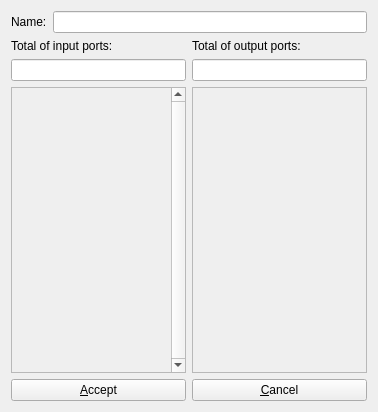
The window that newProject.ui (PyForce/VHDLCodeGenerator) describes before a commit, drawn with Qt 5.
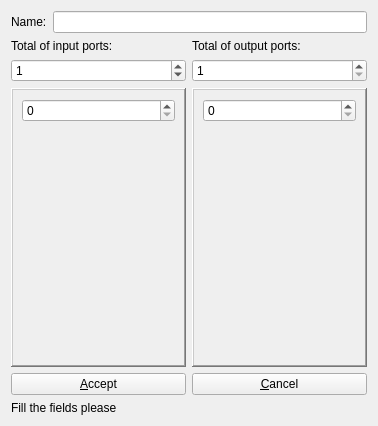
The same window after the commit.

The edit to the form file:
```diff
--- a/newProject.ui
+++ b/newProject.ui
@@ -7,7 +7,7 @@
     <x>0</x>
     <y>0</y>
     <width>378</width>
-    <height>412</height>
+    <height>426</height>
    </rect>
   </property>
   <property name="windowTitle">
@@ -15,6 +15,8 @@
   </property>
   <layout class="QVBoxLayout" name="verticalLayout_5">
    <item>
+    <layout class="QVBoxLayout" name="verticalLayout_3">
+     <item>
     <layout class="QHBoxLayout" name="horizontalLayout_2">
      <item>
       <widget class="QLabel" name="label">
@@ -31,8 +33,6 @@
    <item>
     <layout class="QHBoxLayout" name="horizontalLayout_3">
      <item>
-      <layout class="QVBoxLayout" name="verticalLayout_3">
-       <item>
         <layout class="QVBoxLayout" name="verticalLayout">
          <item>
           <widget class="QLabel" name="label_2">
@@ -42,37 +42,17 @@
           </widget>
          </item>
          <item>
-          <widget class="QLineEdit" name="lineEdit_2"/>
-         </item>
-        </layout>
-       </item>
-       <item>
-        <widget class="QScrollArea" name="scrollArea">
-         <property name="verticalScrollBarPolicy">
-          <enum>Qt::ScrollBarAlwaysOn</enum>
-         </property>
-         <property name="horizontalScrollBarPolicy">
-          <enum>Qt::ScrollBarAlwaysOff</enum>
-         </property>
-         <property name="widgetResizable">
-          <bool>true</bool>
-         </property>
-         <widget class="QWidget" name="scrollAreaWidgetContents">
-          <property name="geometry">
-           <rect>
-            <x>0</x>
-            <y>0</y>
-            <width>155</width>
-            <height>282</height>
-           </rect>
-          </property>
-         </widget>
-        </widget>
+          <widget class="QSpinBox" name="spinBox">
+           <property name="maximum">
+            <number>8</number>
+           </property>
+           <property name="value">
+            <number>1</number>
+           </property>
+          </widget>
        </item>
       </layout>
      </item>
-     <item>
-      <layout class="QVBoxLayout" name="verticalLayout_4">
        <item>
         <layout class="QVBoxLayout" name="verticalLayout_2">
          <item>
@@ -83,31 +63,86 @@
           </widget>
          </item>
          <item>
-          <widget class="QLineEdit" name="lineEdit_3"/>
+          <widget class="QSpinBox" name="spinBox_2">
+           <property name="minimum">
+            <number>1</number>
+           </property>
+           <property name="maximum">
+            <number>8</number>
+           </property>
+          </widget>
          </item>
         </layout>
        </item>
+      </layout>
+     </item>
+    </layout>
+   </item>
        <item>
-        <widget class="QScrollArea" name="scrollArea_2">
-         <property name="widgetResizable">
-          <bool>true</bool>
-         </property>
-         <widget class="QWidget" name="scrollAreaWidgetContents_2">
-          <property name="geometry">
-           <rect>
-            <x>0</x>
-            <y>0</y>
-            <width>172</width>
-            <height>282</height>
-           </rect>
-          </property>
-         </widget>
-        </widget>
-       </item>
-      </layout>
+    <layout class="QHBoxLayout" name="horizontalLayout_4">
+     <item>
+      <widget class="QFrame" name="inputFrame">
+       <property name="frameShape">
+        <enum>QFrame::WinPanel</enum>
+       </property>
+       <property name="frameShadow">
+        <enum>QFrame::Raised</enum>
+       </property>
+       <layout class="QVBoxLayout" name="verticalLayout_6">
+        <item>
+         <widget class="QSpinBox" name="spinBox_3"/>
+        </item>
+        <item>
+         <spacer name="verticalSpacer">
+          <property name="orientation">
+           <enum>Qt::Vertical</enum>
+          </property>
+          <property name="sizeType">
+           <enum>QSizePolicy::Expanding</enum>
+          </property>
+          <property name="sizeHint" stdset="0">
+           <size>
+            <width>20</width>
+            <height>224</height>
+           </size>
+          </property>
+         </spacer>
+        </item>
+       </layout>
+      </widget>
+     </item>
+     <item>
+      <widget class="QFrame" name="outputFrame">
+       <property name="frameShape">
+        <enum>QFrame::WinPanel</enum>
+       </property>
+       <property name="frameShadow">
+        <enum>QFrame::Raised</enum>
+       </property>
+       <layout class="QVBoxLayout" name="verticalLayout_7">
+        <item>
+         <widget class="QSpinBox" name="spinBox_4"/>
+        </item>
+        <item>
+         <spacer name="verticalSpacer_2">
+          <property name="orientation">
+           <enum>Qt::Vertical</enum>
+          </property>
+          <property name="sizeHint" stdset="0">
+           <size>
+            <width>20</width>
+            <height>224</height>
+           </size>
+          </property>
+         </spacer>
+        </item>
+       </layout>
+      </widget>
      </item>
     </layout>
    </item>
+   <item>
+    <layout class="QVBoxLayout" name="verticalLayout_4">
    <item>
     <layout class="QHBoxLayout" name="horizontalLayout">
      <item>
@@ -126,6 +161,15 @@
      </item>
     </layout>
    </item>
+     <item>
+      <widget class="QLabel" name="statusBar">
+       <property name="text">
+        <string>Fill the fields please</string>
+       </property>
+      </widget>
+     </item>
+    </layout>
+   </item>
   </layout>
   <zorder>pushButton</zorder>
   <zorder>pushButton_2</zorder>
```
Left out of the diff: 5 changed lines with no effect on the pictures. Lines whose indentation alone changed are shown as unchanged.
